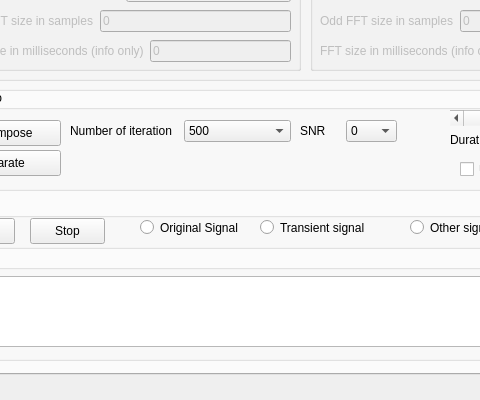
This is src/gui/Qt/presentation/MPTK_GUI_APP.ui in ltfat/fastmpwithmultigabor as Qt 5 draws it before an edit; both pictures show x 82 to 562 and y 345 to 745 of the 978 by 745 pixel window. The edited form follows.
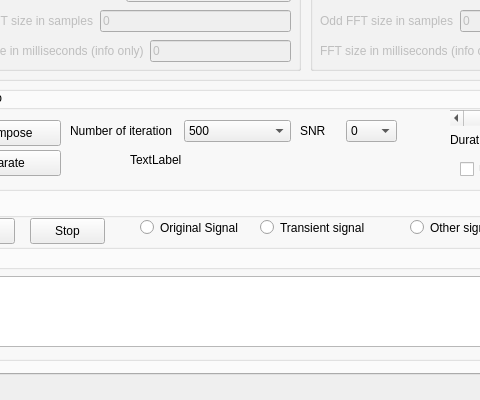
This is the edited form. The open tabs and pages were chosen to show the change. Icons and pictures are not drawn.

Commit message: Add doxygen documentation for GUI

Patch:
```diff
--- a/src/gui/Qt/presentation/MPTK_GUI_APP.ui
+++ b/src/gui/Qt/presentation/MPTK_GUI_APP.ui
@@ -2663,6 +2663,19 @@
            <bool>false</bool>
           </property>
          </widget>
+         <widget class="QLabel" name="label_progress_Demo" >
+          <property name="geometry" >
+           <rect>
+            <x>200</x>
+            <y>60</y>
+            <width>221</width>
+            <height>20</height>
+           </rect>
+          </property>
+          <property name="text" >
+           <string>TextLabel</string>
+          </property>
+         </widget>
         </widget>
         <widget class="QGroupBox" name="groupBox_18" >
          <property name="geometry" >
```
The commit also changes 6 other files.
